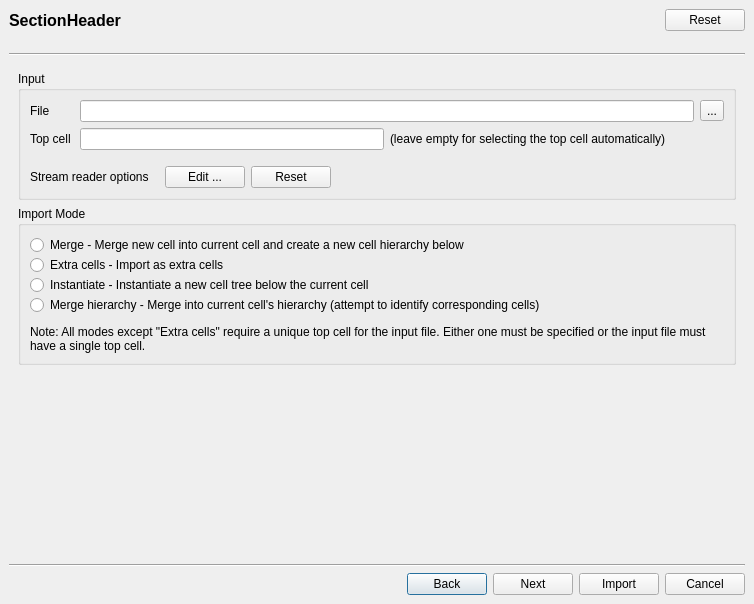
Old version of the form src/plugins/tools/import/lay_plugin/StreamImportDialog.ui in the repository KLayout/klayout.
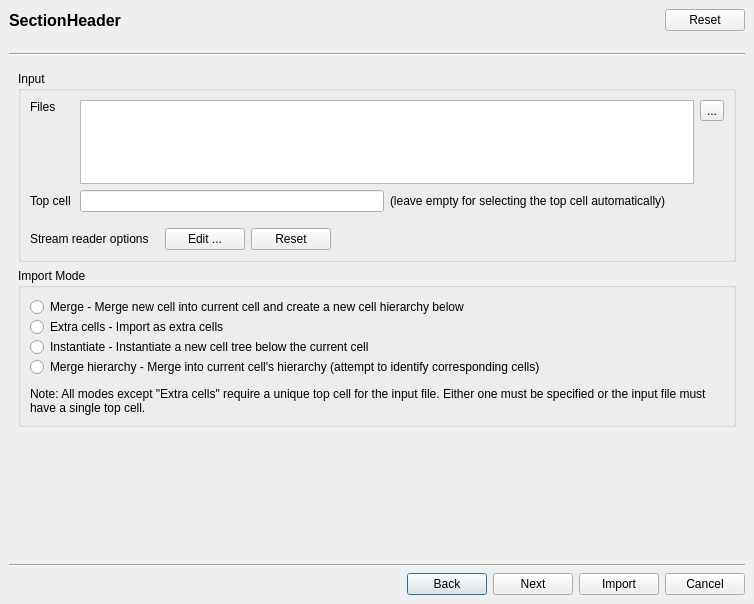
New version of the form. The open tabs and pages were chosen to show the change. Icons and pictures are not drawn.

Commit message:
Stream import: support multiple files
Multiple files can now be selected for "File/Import/Other Files into current".

NOTE: performance for many files may not be excellent
due to re-sorting of hierarchy and bounding box re-computation.

```diff
--- a/src/plugins/tools/import/lay_plugin/StreamImportDialog.ui
+++ b/src/plugins/tools/import/lay_plugin/StreamImportDialog.ui
@@ -186,91 +186,59 @@
           <property name="margin" >
            <number>9</number>
           </property>
-          <property name="spacing" >
+          <property name="topMargin">
+           <number>9</number>
+          </property>
+          <property name="rightMargin">
+           <number>9</number>
+          </property>
+          <property name="bottomMargin">
+           <number>9</number>
+          </property>
+          <property name="spacing">
            <number>6</number>
           </property>
-          <item row="1" column="0" >
-           <widget class="QLabel" name="label_7" >
-            <property name="text" >
-             <string>Top cell </string>
-            </property>
-           </widget>
-          </item>
-          <item row="0" column="1" colspan="2" >
-           <widget class="QLineEdit" name="file_le" />
-          </item>
-          <item row="0" column="3" >
-           <widget class="QToolButton" name="file_pb" >
-            <property name="text" >
+          <item row="0" column="3">
+           <widget class="QToolButton" name="file_pb">
+            <property name="text">
              <string>...</string>
             </property>
            </widget>
           </item>
-          <item row="0" column="0" >
-           <widget class="QLabel" name="label_6" >
-            <property name="text" >
-             <string>File </string>
-            </property>
-           </widget>
-          </item>
-          <item row="1" column="2" colspan="2" >
-           <widget class="QLabel" name="label_2" >
-            <property name="sizePolicy" >
-             <sizepolicy>
-              <hsizetype>5</hsizetype>
-              <vsizetype>5</vsizetype>
+          <item row="2" column="1">
+           <widget class="QLineEdit" name="topcell_le">
+            <property name="sizePolicy">
+             <sizepolicy hsizetype="Expanding" vsizetype="Fixed">
               <horstretch>1</horstretch>
               <verstretch>0</verstretch>
              </sizepolicy>
             </property>
-            <property name="text" >
-             <string>(leave empty for selecting the top cell automatically)</string>
-            </property>
            </widget>
           </item>
-          <item row="1" column="1" >
-           <widget class="QLineEdit" name="topcell_le" >
-            <property name="sizePolicy" >
-             <sizepolicy>
-              <hsizetype>7</hsizetype>
-              <vsizetype>0</vsizetype>
-              <horstretch>1</horstretch>
-              <verstretch>0</verstretch>
-             </sizepolicy>
-            </property>
-           </widget>
-          </item>
-          <item row="2" column="0" colspan="4" >
-           <spacer>
-            <property name="orientation" >
-             <enum>Qt::Vertical</enum>
-            </property>
-            <property name="sizeType" >
-             <enum>QSizePolicy::Fixed</enum>
-            </property>
-            <property name="sizeHint" >
-             <size>
-              <width>20</width>
-              <height>10</height>
-             </size>
-            </property>
-           </spacer>
-          </item>
-          <item row="3" column="0" colspan="4" >
-           <widget class="QFrame" name="frame_2" >
-            <property name="frameShape" >
+          <item row="4" column="0" colspan="4">
+           <widget class="QFrame" name="frame_2">
+            <property name="frameShape">
              <enum>QFrame::NoFrame</enum>
             </property>
             <property name="frameShadow" >
              <enum>QFrame::Raised</enum>
             </property>
-            <layout class="QHBoxLayout" >
-             <property name="margin" >
-              <number>0</number>
-             </property>
-             <property name="spacing" >
+            <layout class="QHBoxLayout">
+             <property name="spacing">
               <number>6</number>
              </property>
+             <property name="leftMargin">
+              <number>0</number>
+             </property>
+             <property name="topMargin">
+              <number>0</number>
+             </property>
+             <property name="rightMargin">
+              <number>0</number>
+             </property>
+             <property name="bottomMargin">
+              <number>0</number>
+             </property>
              <item>
               <widget class="QLabel" name="label_3" >
                <property name="text" >
@@ -294,10 +262,10 @@
              </item>
              <item>
               <spacer>
-               <property name="orientation" >
+               <property name="orientation">
                 <enum>Qt::Horizontal</enum>
                </property>
-               <property name="sizeHint" >
+               <property name="sizeHint" stdset="0">
                 <size>
                  <width>40</width>
                  <height>20</height>
@@ -308,6 +276,80 @@
             </layout>
            </widget>
           </item>
+          <item row="3" column="0" colspan="4">
+           <spacer>
+            <property name="orientation">
+             <enum>Qt::Vertical</enum>
+            </property>
+            <property name="sizeType">
+             <enum>QSizePolicy::Fixed</enum>
+            </property>
+            <property name="sizeHint" stdset="0">
+             <size>
+              <width>20</width>
+              <height>10</height>
+             </size>
+            </property>
+           </spacer>
+          </item>
+          <item row="2" column="0">
+           <widget class="QLabel" name="label_7">
+            <property name="text">
+             <string>Top cell </string>
+            </property>
+           </widget>
+          </item>
+          <item row="2" column="2" colspan="2">
+           <widget class="QLabel" name="label_2">
+            <property name="sizePolicy">
+             <sizepolicy hsizetype="Preferred" vsizetype="Preferred">
+              <horstretch>1</horstretch>
+              <verstretch>0</verstretch>
+             </sizepolicy>
+            </property>
+            <property name="text">
+             <string>(leave empty for selecting the top cell automatically)</string>
+            </property>
+           </widget>
+          </item>
+          <item row="1" column="3">
+           <spacer name="verticalSpacer">
+            <property name="orientation">
+             <enum>Qt::Vertical</enum>
+            </property>
+            <property name="sizeHint" stdset="0">
+             <size>
+              <width>20</width>
+              <height>40</height>
+             </size>
+            </property>
+           </spacer>
+          </item>
+          <item row="0" column="0" rowspan="2">
+           <widget class="QLabel" name="label_6">
+            <property name="text">
+             <string>Files
+
+
+
+
+</string>
+            </property>
+           </widget>
+          </item>
+          <item row="0" column="1" rowspan="2" colspan="2">
+           <widget class="QPlainTextEdit" name="files_te">
+            <property name="sizePolicy">
+             <sizepolicy hsizetype="Expanding" vsizetype="Ignored">
+              <horstretch>0</horstretch>
+              <verstretch>0</verstretch>
+             </sizepolicy>
+            </property>
+            <property name="readOnly">
+             <bool>true</bool>
+            </property>
+           </widget>
+          </item>
          </layout>
         </widget>
        </item>
@@ -316,13 +358,22 @@
          <property name="title" >
           <string>Import Mode</string>
          </property>
-         <layout class="QVBoxLayout" >
-          <property name="margin" >
-           <number>9</number>
-          </property>
-          <property name="spacing" >
+         <layout class="QVBoxLayout">
+          <property name="spacing">
            <number>0</number>
           </property>
+          <property name="leftMargin">
+           <number>9</number>
+          </property>
+          <property name="topMargin">
+           <number>9</number>
+          </property>
+          <property name="rightMargin">
+           <number>9</number>
+          </property>
+          <property name="bottomMargin">
+           <number>9</number>
+          </property>
           <item>
            <widget class="QRadioButton" name="import_simple_rb" >
             <property name="text" >
```
Left out of the diff: 589 changed lines with no effect on the pictures. The commit also changes 6 other files.
